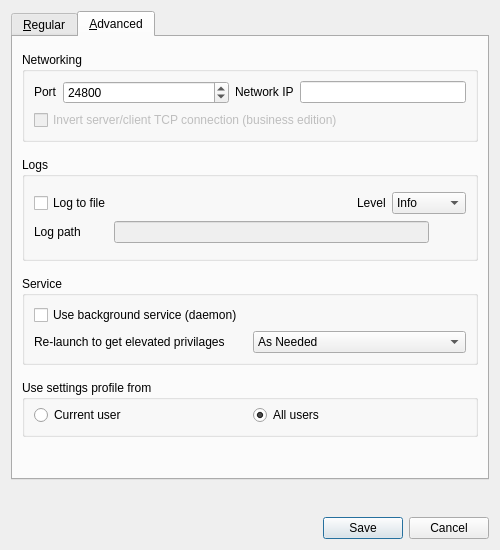
The window that src/gui/src/SettingsDialogBase.ui (deskflow/deskflow) describes before a commit, drawn with Qt 5.
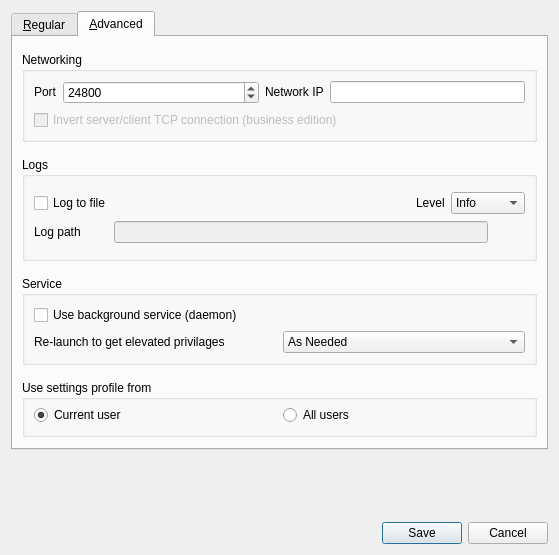
The same window after the commit. The open tabs and pages were chosen to show the change. Icons and pictures are not drawn.

Commit message: Fixed window sizes and default tabs

Diff of the .ui file:
```diff
--- a/src/gui/src/SettingsDialogBase.ui
+++ b/src/gui/src/SettingsDialogBase.ui
@@ -6,8 +6,8 @@
    <rect>
     <x>0</x>
     <y>0</y>
-    <width>500</width>
-    <height>550</height>
+    <width>559</width>
+    <height>555</height>
    </rect>
   </property>
   <property name="sizePolicy">
@@ -20,8 +20,11 @@
    <string>Preferences</string>
   </property>
   <layout class="QVBoxLayout" name="verticalLayout_9">
-   <item>
-    <widget class="QTabWidget" name="m_pTabs">
+   <property name="spacing">
+    <number>15</number>
+   </property>
+   <item alignment="Qt::AlignmentFlag::AlignTop">
+    <widget class="QTabWidget" name="m_pTabWidget">
      <property name="tabPosition">
       <enum>QTabWidget::TabPosition::North</enum>
      </property>
@@ -39,8 +42,8 @@
        <property name="topMargin">
         <number>15</number>
        </property>
-       <item>
-        <widget class="QGroupBox" name="m_pGroupBoxCommon">
+       <item alignment="Qt::AlignmentFlag::AlignTop">
+        <widget class="QGroupBox" name="m_pGroupBasics">
          <property name="title">
           <string>Basics</string>
          </property>
@@ -118,8 +121,8 @@
          </layout>
         </widget>
        </item>
-       <item>
-        <widget class="QGroupBox" name="groupBox_2">
+       <item alignment="Qt::AlignmentFlag::AlignTop">
+        <widget class="QGroupBox" name="m_pGroupApp">
          <property name="title">
           <string>App</string>
          </property>
@@ -141,7 +144,7 @@
          </layout>
         </widget>
        </item>
-       <item>
+       <item alignment="Qt::AlignmentFlag::AlignTop">
         <widget class="QGroupBox" name="m_pGroupSecurity">
          <property name="title">
           <string>Security</string>
@@ -323,19 +326,6 @@
          </layout>
         </widget>
        </item>
-       <item>
-        <spacer name="verticalSpacer_2">
-         <property name="orientation">
-          <enum>Qt::Orientation::Vertical</enum>
-         </property>
-         <property name="sizeHint" stdset="0">
-          <size>
-           <width>20</width>
-           <height>40</height>
-          </size>
-         </property>
-        </spacer>
-       </item>
       </layout>
      </widget>
      <widget class="QWidget" name="m_pTabAdvanced">
@@ -349,8 +339,8 @@
        <property name="topMargin">
         <number>15</number>
        </property>
-       <item>
-        <widget class="QGroupBox" name="groupBox">
+       <item alignment="Qt::AlignmentFlag::AlignTop">
+        <widget class="QGroupBox" name="m_pGroupNetworking">
          <property name="title">
           <string>Networking</string>
          </property>
@@ -427,8 +417,8 @@
          </layout>
         </widget>
        </item>
-       <item>
-        <widget class="QGroupBox" name="m_pGroupLog1">
+       <item alignment="Qt::AlignmentFlag::AlignTop">
+        <widget class="QGroupBox" name="m_pGroupLogs">
          <property name="title">
           <string>Logs</string>
          </property>
@@ -589,8 +579,8 @@
          </layout>
         </widget>
        </item>
-       <item>
-        <widget class="QGroupBox" name="m_pGroupAdvanced">
+       <item alignment="Qt::AlignmentFlag::AlignTop">
+        <widget class="QGroupBox" name="m_pGroupService">
          <property name="sizePolicy">
           <sizepolicy hsizetype="Preferred" vsizetype="Expanding">
            <horstretch>0</horstretch>
@@ -665,7 +655,7 @@
          </layout>
         </widget>
        </item>
-       <item>
+       <item alignment="Qt::AlignmentFlag::AlignTop">
         <widget class="QGroupBox" name="m_pGroupScope">
          <property name="title">
           <string>Use settings profile from</string>
@@ -680,7 +670,7 @@
              <string>All users</string>
             </property>
             <property name="checked">
-             <bool>true</bool>
+             <bool>false</bool>
             </property>
            </widget>
           </item>
@@ -689,41 +679,18 @@
             <property name="text">
              <string>Current user</string>
             </property>
+            <property name="checked">
+             <bool>true</bool>
+            </property>
            </widget>
           </item>
          </layout>
         </widget>
        </item>
-       <item>
-        <spacer name="verticalSpacer">
-         <property name="orientation">
-          <enum>Qt::Orientation::Vertical</enum>
-         </property>
-         <property name="sizeHint" stdset="0">
-          <size>
-           <width>20</width>
-           <height>40</height>
-          </size>
-         </property>
-        </spacer>
-       </item>
       </layout>
      </widget>
     </widget>
    </item>
-   <item>
-    <spacer name="verticalSpacer_6">
-     <property name="orientation">
-      <enum>Qt::Orientation::Vertical</enum>
-     </property>
-     <property name="sizeHint" stdset="0">
-      <size>
-       <width>20</width>
-       <height>40</height>
-      </size>
-     </property>
-    </spacer>
-   </item>
    <item>
     <widget class="QDialogButtonBox" name="m_pButtonBox">
      <property name="orientation">
```
The commit also changes 7 other files.
